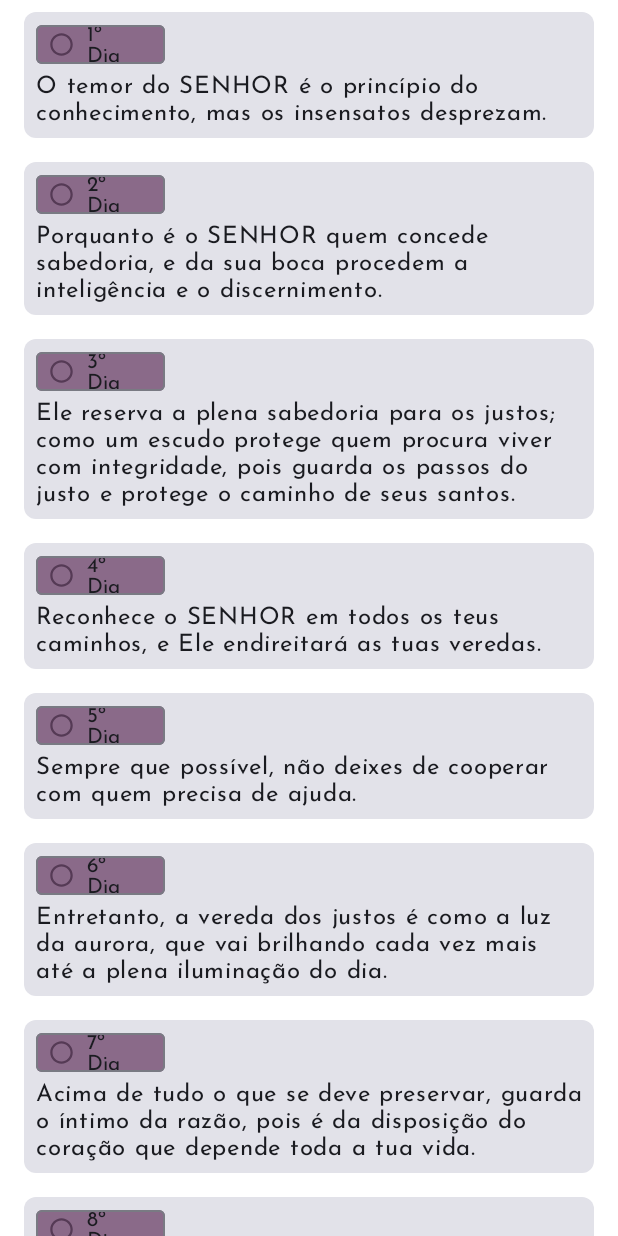
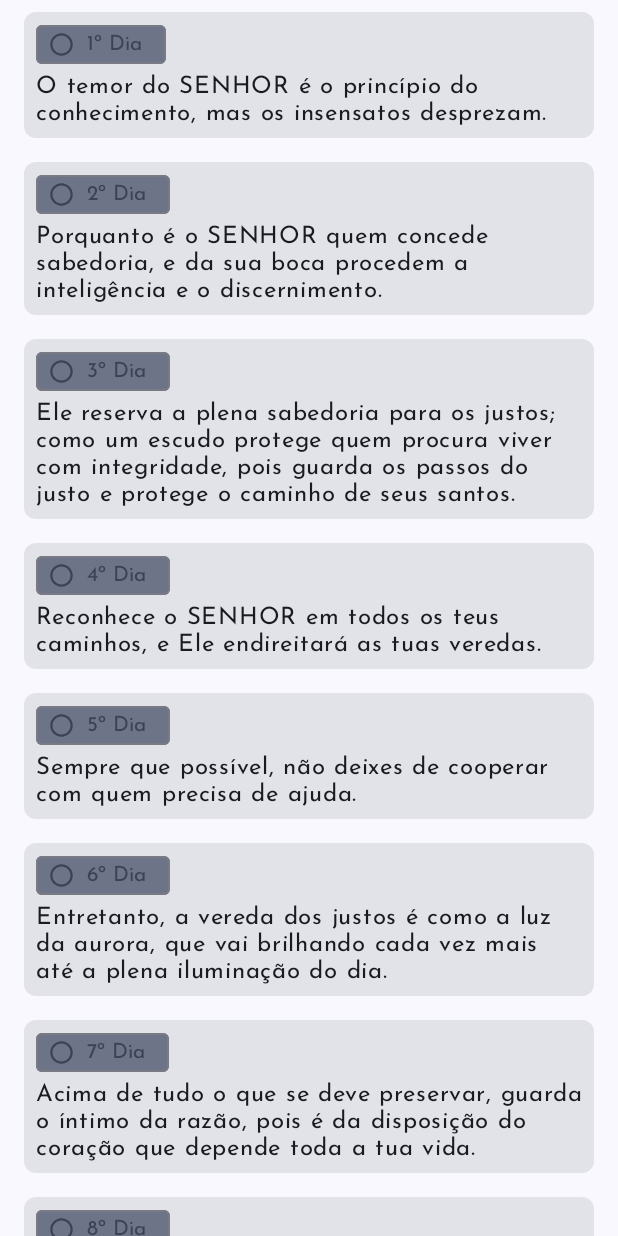
Before and after one commit to henriquelluiz/daily-sayings-app, an Android app built with Jetpack Compose: the @Preview function HomeScreenPreview, on a phone screen of 412 x 824 dp. Run offline under Robolectric (Android 15) with nearby library versions, the phone set to English and light mode, and no system bars.

```diff
--- a/app/src/main/java/me/henriquelluiz/dailysayings/HomeScreen.kt
+++ b/app/src/main/java/me/henriquelluiz/dailysayings/HomeScreen.kt
@@ -1,7 +1,10 @@
 package me.henriquelluiz.dailysayings
 
+import androidx.compose.foundation.background
 import androidx.compose.foundation.layout.Column
+import androidx.compose.foundation.layout.PaddingValues
 import androidx.compose.foundation.layout.Spacer
+import androidx.compose.foundation.layout.fillMaxSize
 import androidx.compose.foundation.layout.fillMaxWidth
 import androidx.compose.foundation.layout.height
 import androidx.compose.foundation.layout.padding
@@ -14,6 +17,7 @@ import androidx.compose.material3.AssistChipDefaults
 import androidx.compose.material3.Card
 import androidx.compose.material3.Icon
 import androidx.compose.material3.MaterialTheme
+import androidx.compose.material3.Surface
 import androidx.compose.material3.Text
 import androidx.compose.runtime.Composable
 import androidx.compose.runtime.getValue
@@ -34,9 +38,10 @@ import me.henriquelluiz.dailysayings.ui.theme.DailySayingsTheme
 @Composable
 fun SayingList(
     sayings: Array<String>,
-    modifier: Modifier = Modifier
+    modifier: Modifier = Modifier,
+    paddingValues: PaddingValues = PaddingValues(0.dp)
 ) {
-    LazyColumn(modifier = modifier) {
+    LazyColumn(modifier = modifier, contentPadding = paddingValues) {
         itemsIndexed(sayings) { index, item ->
             val saying = Saying(index + 1, item)
             SayingCard(
@@ -66,7 +71,8 @@ fun SayingCard(
                 label = {
                     Text(
                         text = stringResource(R.string.day_of_month, saying.dayOfMonth),
-                        style = MaterialTheme.typography.labelMedium
+                        style = MaterialTheme.typography.labelMedium,
+                        color = MaterialTheme.colorScheme.secondary
                     )
                 },
                 leadingIcon = {
@@ -74,24 +80,24 @@ fun SayingCard(
                         Icon(
                             painter = painterResource(R.drawable.baseline_check_circle_outline_24),
                             contentDescription = "Day Of Month",
-                            tint = MaterialTheme.colorScheme.tertiary,
+                            tint = MaterialTheme.colorScheme.secondary,
                             modifier = Modifier.size(AssistChipDefaults.IconSize)
                         )
                     } else {
                         Icon(
                             painter = painterResource(R.drawable.baseline_radio_button_unchecked_24),
                             contentDescription = "Day Of Month",
-                            tint = MaterialTheme.colorScheme.tertiary,
+                            tint = MaterialTheme.colorScheme.secondary,
                             modifier = Modifier.size(AssistChipDefaults.IconSize)
                         )
                     }
 
                 },
                 colors = AssistChipDefaults.assistChipColors(
-                    containerColor = MaterialTheme.colorScheme.tertiaryContainer
+                    containerColor = MaterialTheme.colorScheme.secondaryContainer
                 ),
                 modifier = Modifier
-                    .sizeIn(maxHeight = 26.dp, maxWidth = 86.dp)
+                    .sizeIn(maxHeight = 26.dp, maxWidth = 90.dp)
             )
             Spacer(modifier = Modifier.height(dimensionResource(R.dimen.medium)))
             Text(
@@ -110,7 +116,13 @@ fun SayingCard(
 @Composable
 fun HomeScreenPreview() {
     val sayings = stringArrayResource(R.array.list_of_sayings_pt)
-    DailySayingsTheme {
-        SayingList(sayings = sayings)
+    DailySayingsTheme(darkTheme = false) {
+        Surface(
+            modifier = Modifier
+                .fillMaxSize()
+                .background(MaterialTheme.colorScheme.background)
+        ) {
+            SayingList(sayings = sayings)
+        }
     }
 }
```
Also changed, not shown: app/src/main/java/me/henriquelluiz/dailysayings/MainActivity.kt (+40 -9 lines).
